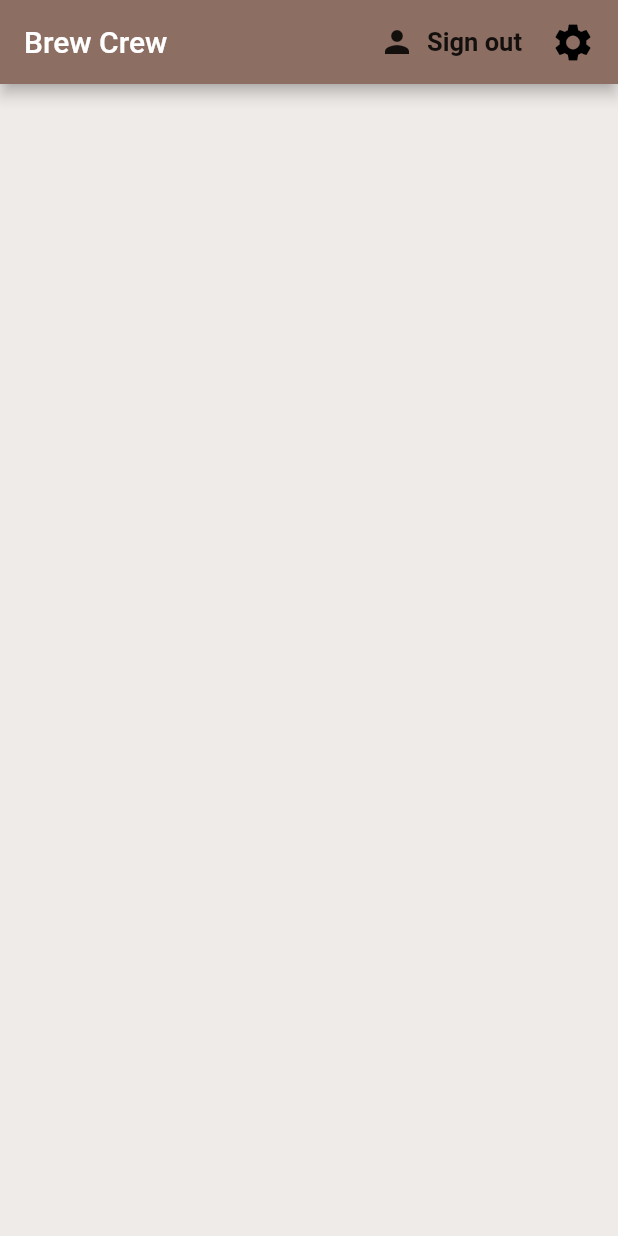
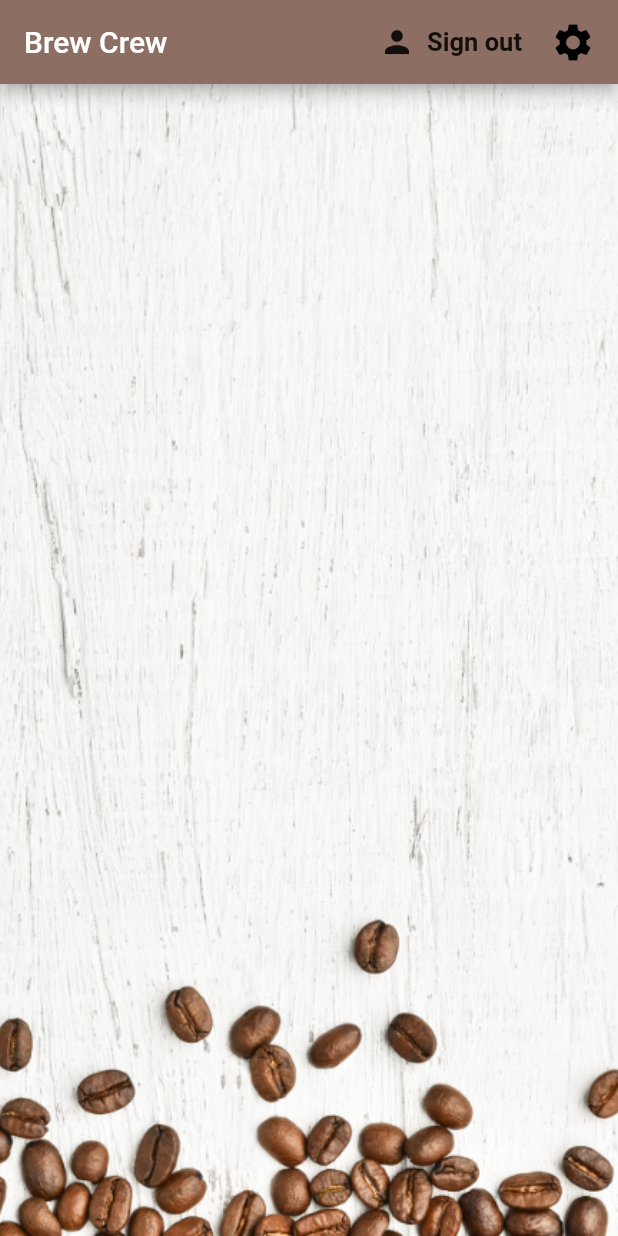
Before and after one commit to ahmeriqbal7aa/coffee_app, a Flutter app: the screen it shows once a user with an empty profile is signed in, on a phone screen of 412 x 824 dp. Run offline on Flutter 3.47's test engine with Material 2 defaults, Android fonts, the phone set to English and light mode, and no system bars; our stand-ins replace cloud_firestore, firebase_auth, firebase_core, flutter_spinkit; accounts and stored records are empty.

Commit message:
Finishing Touches

```diff
--- a/lib/main.dart
+++ b/lib/main.dart
@@ -14,7 +14,7 @@ void main() async {
 class MyApp extends StatelessWidget {
   @override
   Widget build(BuildContext context) {
-    //Stream Provider Surround the Root Widget.
+    // Stream Provider Surround the Root Widget.
     return StreamProvider<Usser>.value(
       value: AuthService().user,
       child: MaterialApp(
--- a/lib/screens/home/coffeeTile.dart
+++ b/lib/screens/home/coffeeTile.dart
@@ -14,6 +14,7 @@ class BrewTile extends StatelessWidget {
           leading: CircleAvatar(
             radius: 25.0,
             backgroundColor: Colors.brown[int.parse(brew.strength)],
+            backgroundImage: AssetImage('images/coffee_icon.png'),
           ),
           title: Text(brew.name),
           subtitle: Text('Takes ${brew.sugars} sugar(s)'),
--- a/lib/screens/home/home.dart
+++ b/lib/screens/home/home.dart
@@ -50,7 +50,13 @@ class HomePage extends StatelessWidget {
             )
           ],
         ),
-        body: BrewList(),
+        body: Container(
+          child: BrewList(),
+          decoration: BoxDecoration(
+            image: DecorationImage(
+                image: AssetImage('images/coffee_bg.png'), fit: BoxFit.cover),
+          ),
+        ),
       ),
     );
   }
--- a/lib/screens/home/settingForm.dart
+++ b/lib/screens/home/settingForm.dart
@@ -41,8 +41,7 @@ class _SettingFormState extends State<SettingForm> {
                   SizedBox(height: 20.0),
                   TextFormField(
                     initialValue: userData.name,
-                    decoration:
-                        textInputDecoration.copyWith(hintText: "Enter a name"),
+                    decoration: textInputDecoration,
                     validator: (value) =>
                         value.isEmpty ? "Name is required" : null,
                     onChanged: (val) => setState(() => _currentName = val),
--- a/lib/services/auth.dart
+++ b/lib/services/auth.dart
@@ -57,7 +57,8 @@ class AuthService {
           email: email, password: pwd);
       User user = credential.user;
       // create a new document for the user with the uid
-      await DatabaseService(uid: user.uid).updateUserData("0", "Ahmer", "700");
+      await DatabaseService(uid: user.uid)
+          .updateUserData("0", "New Member", "100");
       // print(user.uid);
       return _userFromFirebase(user);
     } catch (e) {
--- a/pubspec.yaml
+++ b/pubspec.yaml
@@ -52,8 +52,8 @@ flutter:
   uses-material-design: true
 
   # To add assets to your application, add an assets section, like this:
-  # assets:
-  #   - images/a_dot_burr.jpeg
+  assets:
+    - images/
   #   - images/a_dot_ham.jpeg
 
   # An image asset can refer to one or more resolution-specific "variants", see
```
Also changed, not shown: images/coffee_bg.png (added), images/coffee_icon.png (added).
